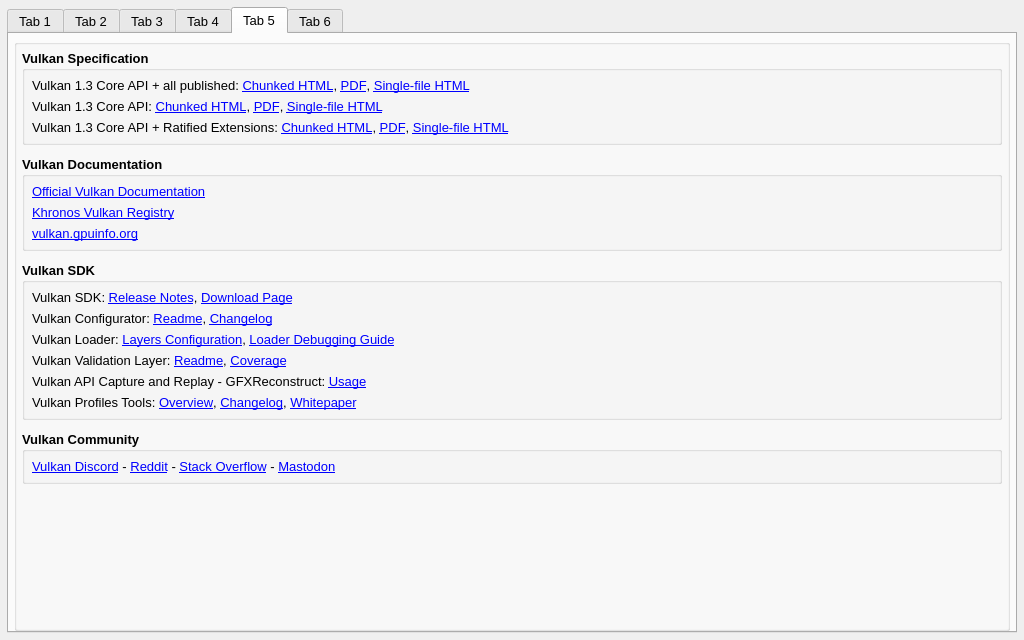
Above: vkconfig_gui/mainwindow.ui from LunarG/VulkanTools before the change. Below: the same form after it.
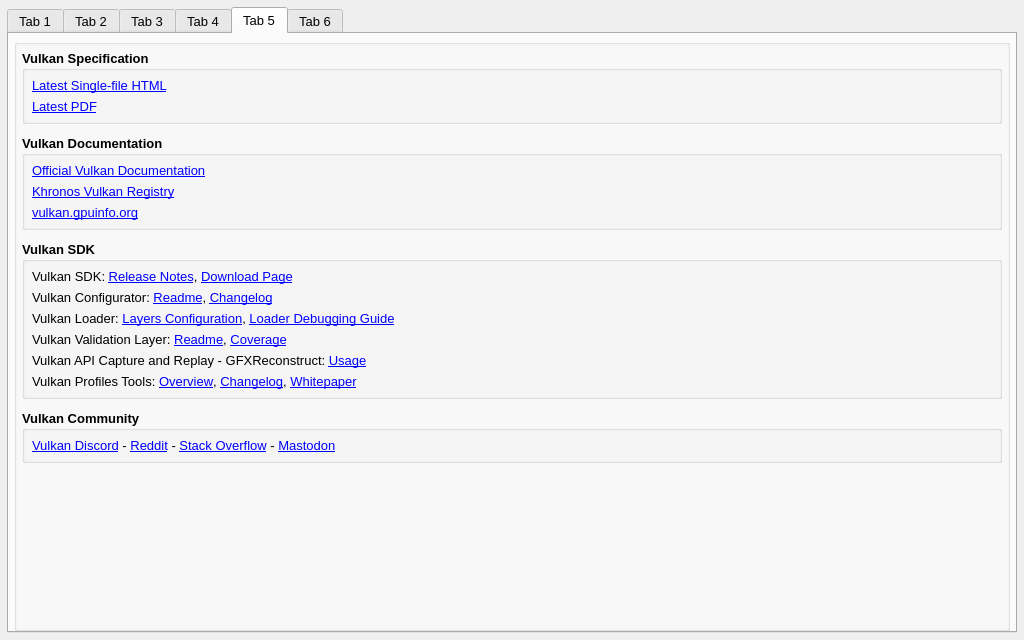
That is the form after the change. The open tabs and pages were chosen to show the change. Icons and pictures are not drawn.

Commit message: vkconfig3: Update spec links

Patch:
```diff
--- a/vkconfig_gui/mainwindow.ui
+++ b/vkconfig_gui/mainwindow.ui
@@ -1776,7 +1776,7 @@
                  </font>
                 </property>
                 <property name="text">
-                 <string>Vulkan 1.3 Core API + all published: &lt;a style=&quot;color:%s;&quot; href=&quot;https://registry.khronos.org/vulkan/specs/1.3-extensions/html/index.html&quot;&gt;Chunked HTML&lt;/a&gt;, &lt;a style=&quot;color:%s;&quot; href=&quot;https://registry.khronos.org/vulkan/specs/1.3-extensions/pdf/vkspec.pdf&quot;&gt;PDF&lt;/a&gt;, &lt;a style=&quot;color:%s;&quot; href=&quot;https://registry.khronos.org/vulkan/specs/1.3-extensions/html/vkspec.html&quot;&gt;Single-file HTML&lt;/a&gt;</string>
+                 <string>&lt;html&gt;&lt;head/&gt;&lt;body&gt;&lt;p&gt;&lt;a href=&quot;https://registry.khronos.org/vulkan/specs/latest/html/vkspec.html&quot;&gt;&lt;span style=&quot; text-decoration: underline; color:#0000ff;&quot;&gt;Latest Single-file HTML&lt;/span&gt;&lt;/a&gt;&lt;/p&gt;&lt;/body&gt;&lt;/html&gt;</string>
                 </property>
                 <property name="textFormat">
                  <enum>Qt::RichText</enum>
@@ -1800,31 +1800,7 @@
                  </font>
                 </property>
                 <property name="text">
-                 <string>Vulkan 1.3 Core API: &lt;a style=&quot;color:%s;&quot; href=&quot;https://registry.khronos.org/vulkan/specs/1.3/html/index.html&quot;&gt;Chunked HTML&lt;/a&gt;, &lt;a style=&quot;color:%s;&quot; href=&quot;https://registry.khronos.org/vulkan/specs/1.3/pdf/vkspec.pdf&quot;&gt;PDF&lt;/a&gt;, &lt;a style=&quot;color:%s;&quot; href=&quot;https://registry.khronos.org/vulkan/specs/1.3/html/vkspec.html&quot;&gt;Single-file HTML&lt;/a&gt;</string>
-                </property>
-                <property name="textFormat">
-                 <enum>Qt::RichText</enum>
-                </property>
-                <property name="openExternalLinks">
-                 <bool>true</bool>
-                </property>
-                <property name="textInteractionFlags">
-                 <set>Qt::TextBrowserInteraction</set>
-                </property>
-               </widget>
-              </item>
-              <item>
-               <widget class="QLabel" name="documentation_spec2">
-                <property name="font">
-                 <font>
-                  <family>Arial</family>
-                  <pointsize>10</pointsize>
-                  <weight>50</weight>
-                  <bold>false</bold>
-                 </font>
-                </property>
-                <property name="text">
-                 <string>Vulkan 1.3 Core API + Ratified Extensions: &lt;a style=&quot;color:%s;&quot; href=&quot;https://registry.khronos.org/vulkan/specs/1.3-khr-extensions/html/index.html&quot;&gt;Chunked HTML&lt;/a&gt;, &lt;a style=&quot;color:%s;&quot; href=&quot;https://registry.khronos.org/vulkan/specs/1.3-khr-extensions/pdf/vkspec.pdf&quot;&gt;PDF&lt;/a&gt;, &lt;a style=&quot;color:%s;&quot; href=&quot;https://registry.khronos.org/vulkan/specs/1.3-khr-extensions/html/vkspec.html&quot;&gt;Single-file HTML&lt;/a&gt;</string>
+                 <string>&lt;html&gt;&lt;head/&gt;&lt;body&gt;&lt;p&gt;&lt;a href=&quot;https://registry.khronos.org/vulkan/specs/latest/pdf/vkspec.pdf&quot;&gt;&lt;span style=&quot; text-decoration: underline; color:#0000ff;&quot;&gt;Latest PDF&lt;/span&gt;&lt;/a&gt;&lt;/p&gt;&lt;/body&gt;&lt;/html&gt;</string>
                 </property>
                 <property name="textFormat">
                  <enum>Qt::RichText</enum>
```
Left out of the diff: 6 changed lines with no effect on the pictures. The commit also changes 1 other file.
